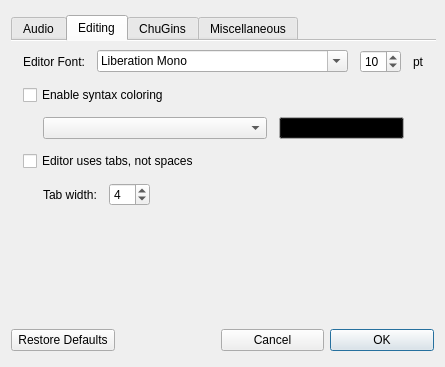
Above: src/qt/mAPreferencesWindow.ui from ccrma/miniAudicle before the change. Below: the same form after it.
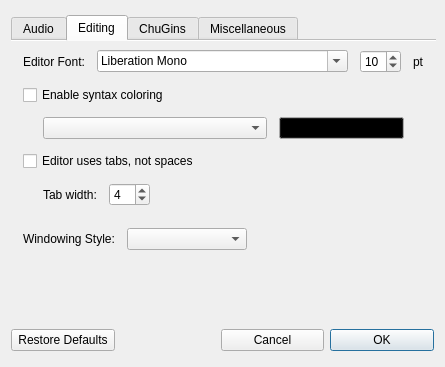
That is the form after the change. The open tabs and pages were chosen to show the change. Icons and pictures are not drawn.

Commit message: add drop-down Prefs->Editing->Windowing Style

```diff
--- a/src/qt/mAPreferencesWindow.ui
+++ b/src/qt/mAPreferencesWindow.ui
@@ -563,6 +563,56 @@
          </item>
         </layout>
        </item>
+       <item>
+        <spacer name="verticalSpacer_5">
+         <property name="orientation">
+          <enum>Qt::Vertical</enum>
+         </property>
+         <property name="sizeType">
+          <enum>QSizePolicy::Fixed</enum>
+         </property>
+         <property name="sizeHint" stdset="0">
+          <size>
+           <width>20</width>
+           <height>10</height>
+          </size>
+         </property>
+        </spacer>
+       </item>
+       <item>
+        <layout class="QHBoxLayout" name="horizontalLayout_14">
+         <item>
+          <widget class="QLabel" name="label_12">
+           <property name="text">
+            <string>Windowing Style:</string>
+           </property>
+          </widget>
+         </item>
+         <item>
+          <widget class="QComboBox" name="styleComboBox">
+           <property name="minimumSize">
+            <size>
+             <width>120</width>
+             <height>0</height>
+            </size>
+           </property>
+          </widget>
+         </item>
+         <item>
+          <spacer name="horizontalSpacer_11">
+           <property name="orientation">
+            <enum>Qt::Horizontal</enum>
+           </property>
+           <property name="sizeHint" stdset="0">
+            <size>
+             <width>40</width>
+             <height>20</height>
+            </size>
+           </property>
+          </spacer>
+         </item>
+        </layout>
+       </item>
        <item>
         <spacer name="verticalSpacer_2">
          <property name="orientation">
```
Left out of the diff: 115 changed lines with no effect on the pictures. The commit also changes 3 other files.
